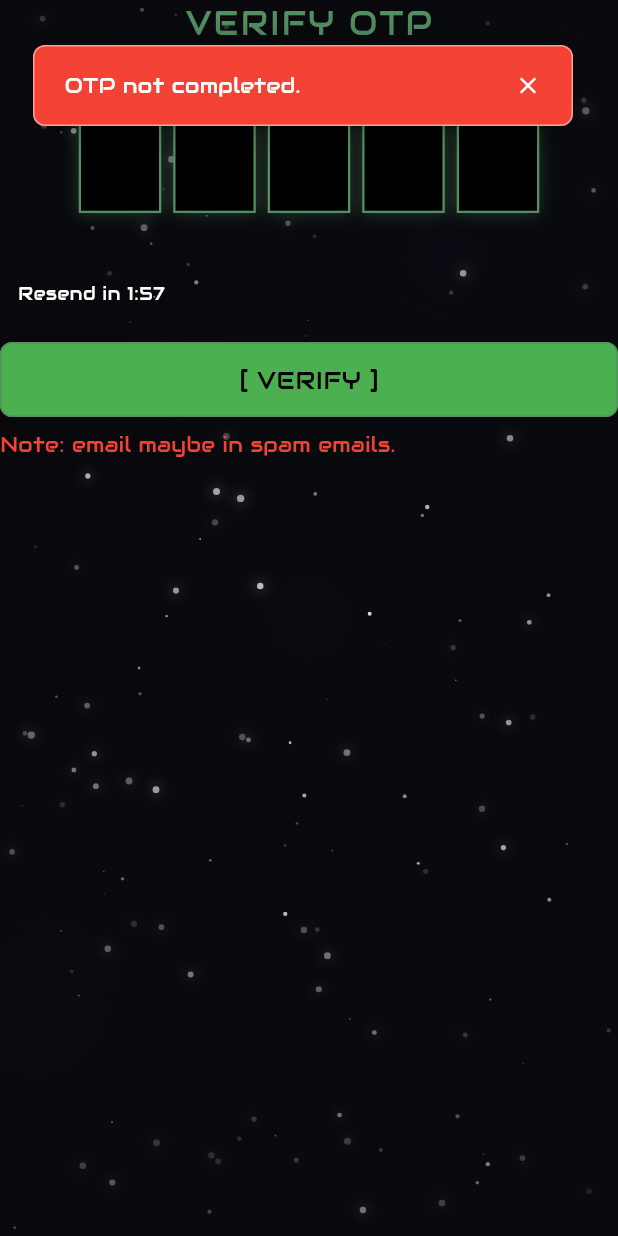
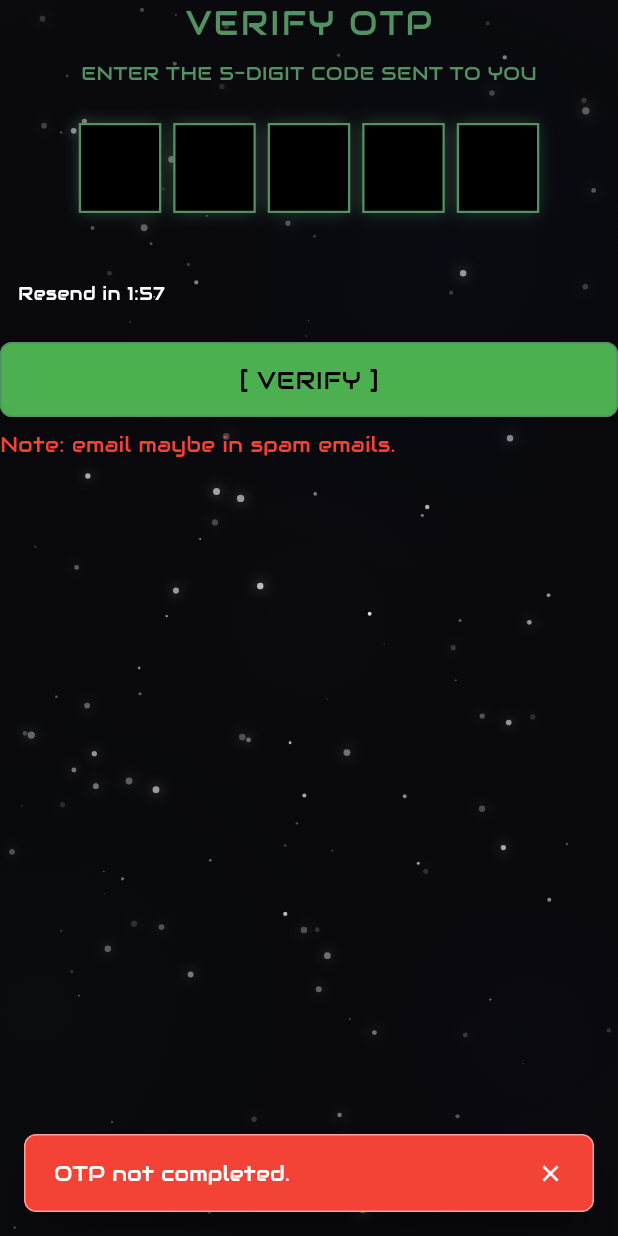
Before and after one commit to page-ui/Page.ui_Frontend-Part, a Flutter app: the EmailVerficationForm widget shown alone on an empty page, opened directly with empty values, after a tap on an icon or button, on a phone screen of 412 x 824 dp. Run offline on Flutter 3.47's test engine with Material 3 defaults, Android fonts, the phone set to English and light mode, and no system bars; our stand-ins replace animated_text_kit, bloc, connectivity_plus, dartz, dio, file_picker and 12 more; missing offline and left inert: dart:js_interop, dart:ui_web, pointer_interceptor; accounts and stored records are empty.

Commit message:
fix some problems

```diff
--- a/lib/config/routes/on_generate_routes.dart
+++ b/lib/config/routes/on_generate_routes.dart
@@ -1,4 +1,5 @@
-import 'package:page_ui/features/auth/data/model/user_tokens_model.dart';
+import 'package:flutter/widgets.dart';
+import 'package:go_router/go_router.dart';
 import 'package:page_ui/features/auth/domain/params/login_params.dart';
 import 'package:page_ui/features/auth/presentation/views/email_verfication_view.dart';
 import 'package:page_ui/features/auth/presentation/views/forget_pasword_view.dart';
@@ -9,8 +10,6 @@ import 'package:page_ui/features/chat/presentation/views/home_view.dart';
 import 'package:page_ui/features/intro_screens/presentation/views/developers_view.dart';
 import 'package:page_ui/features/intro_screens/presentation/views/landing_view.dart';
 import 'package:page_ui/features/intro_screens/presentation/views/splash_view.dart';
-import 'package:flutter/widgets.dart';
-import 'package:go_router/go_router.dart';
 
 sealed class AppRoutes {
   const AppRoutes();
@@ -42,9 +41,7 @@ sealed class AppRoutes {
             ).animate(
               CurvedAnimation(parent: animation, curve: Curves.easeOutCubic),
             );
-
         final fade = Tween<double>(begin: 0, end: 1).animate(animation);
-
         return FadeTransition(
           opacity: fade,
           child: SlideTransition(position: slide, child: child),
@@ -53,32 +50,8 @@ sealed class AppRoutes {
     );
   }
 
-  static const _protectedRoutes = {homePath, trainPath};
-  static const _authRoutes = {
-    loginPath,
-    registerPath,
-    forgetPasswordPath,
-    emailVerificationPath,
-    splashPath,
-    landingPath,
-  };
-
-  static Future<String?> _redirect(
-    BuildContext context,
-    GoRouterState state,
-  ) async {
-    final tokens = await returnTokensFromSecureDB();
-    final isLoggedIn = !tokens.isEmpty();
-    final location = state.matchedLocation;
-
-    if (isLoggedIn && _authRoutes.contains(location)) return homePath;
-    if (!isLoggedIn && _protectedRoutes.contains(location)) return loginPath;
-    return null;
-  }
-
   static final GoRouter router = GoRouter(
     initialLocation: landingPath,
-    redirect: _redirect,
     routes: <RouteBase>[
       GoRoute(
         path: landingPath,
--- a/lib/core/helpers/custom_show_snack_bar.dart
+++ b/lib/core/helpers/custom_show_snack_bar.dart
@@ -1,9 +1,11 @@
+import 'package:flutter/foundation.dart';
+import 'package:flutter/material.dart';
 import 'package:page_ui/config/themes/app_colors.dart';
 import 'package:page_ui/config/themes/app_text_style.dart';
 import 'package:page_ui/core/constants/borders.dart';
-import 'package:flutter/material.dart';
+import 'package:page_ui/core/enum/screen_type.dart';
 
-void showWebSnackBar({
+void showSnackBar({
   required BuildContext context,
   required String message,
   Duration duration = const Duration(seconds: 6),
@@ -11,6 +13,54 @@ void showWebSnackBar({
   Color textColor = AppColors.primaryColor,
   IconData? icon,
 }) {
+  final isMobileScreen = context.isMobile;
+  final platform = Theme.of(context).platform;
+  final isMobilePlatform =
+      platform == TargetPlatform.android || platform == TargetPlatform.iOS;
+
+  if (!kIsWeb || isMobileScreen || isMobilePlatform) {
+    final messenger = ScaffoldMessenger.maybeOf(context);
+    if (messenger == null) return;
+
+    messenger
+      ..hideCurrentSnackBar()
+      ..showSnackBar(
+        SnackBar(
+          content: Row(
+            children: [
+              if (icon != null) ...[
+                Icon(icon, color: textColor),
+                const SizedBox(width: 12),
+              ],
+              Expanded(
+                child: Text(
+                  message,
+                  style: AppTextStyles.bodyMedium?.copyWith(color: textColor),
+                ),
+              ),
+              const SizedBox(width: 8),
+              GestureDetector(
+                onTap: messenger.hideCurrentSnackBar,
+                child: Icon(Icons.close, size: 18, color: textColor),
+              ),
+            ],
+          ),
+          duration: duration,
+          backgroundColor: backgroundColor,
+          behavior: SnackBarBehavior.floating,
+          elevation: 12,
+          dismissDirection: DismissDirection.horizontal,
+          margin: const EdgeInsets.all(16),
+          padding: const EdgeInsets.symmetric(horizontal: 20, vertical: 16),
+          shape: RoundedRectangleBorder(
+            borderRadius: AppBorders.xxxxs,
+            side: BorderSide(color: textColor.withValues(alpha: 0.5)),
+          ),
+        ),
+      );
+    return;
+  }
+
   final overlay = Overlay.of(context);
   late OverlayEntry overlayEntry;
 
--- a/lib/features/auth/presentation/widgets/o_t_p_code_verfication_for_the_view.dart
+++ b/lib/features/auth/presentation/widgets/o_t_p_code_verfication_for_the_view.dart
@@ -1,3 +1,5 @@
+import 'package:flutter/material.dart';
+import 'package:flutter_bloc/flutter_bloc.dart';
 import 'package:page_ui/config/routes/on_generate_routes.dart';
 import 'package:page_ui/config/themes/app_colors.dart';
 import 'package:page_ui/config/themes/app_text_style.dart';
@@ -8,8 +10,6 @@ import 'package:page_ui/features/auth/domain/params/verify_reset_code_params.dar
 import 'package:page_ui/features/auth/presentation/controllers/email_verfication_cubit/email_verfication_cubit.dart';
 import 'package:page_ui/features/auth/presentation/widgets/resend_the_verfication_code_button.dart';
 import 'package:page_ui/features/auth/presentation/widgets/verify_o_t_p_widget.dart';
-import 'package:flutter/material.dart';
-import 'package:flutter_bloc/flutter_bloc.dart';
 
 class EmailVerficationForm extends StatefulWidget {
   const EmailVerficationForm({
@@ -60,14 +60,14 @@ class _EmailVerficationFormState extends State<EmailVerficationForm> {
             isLoading = false;
             widget.onChangeLoadingValue!(isLoading);
           });
-          showWebSnackBar(context: context, message: 'OTP Verified.');
+          showSnackBar(context: context, message: 'OTP Verified.');
           AppRoutes.pushTrainView(context);
         } else if (state is EmailVerificationFailure) {
           setState(() {
             isLoading = false;
             widget.onChangeLoadingValue!(isLoading);
           });
-          showWebSnackBar(
+          showSnackBar(
             context: context,
             message: state.message,
             backgroundColor: AppColors.red,
@@ -79,7 +79,7 @@ class _EmailVerficationFormState extends State<EmailVerficationForm> {
             widget.onChangeLoadingValue!(isLoading);
           });
         } else if (state is ResendTheCodeSuccess) {
-          showWebSnackBar(context: context, message: 'Check Your Email.');
+          showSnackBar(context: context, message: 'Check Your Email.');
           setState(() {
             isLoading = false;
             widget.onChangeLoadingValue!(isLoading);
@@ -115,7 +115,7 @@ class _EmailVerficationFormState extends State<EmailVerficationForm> {
               onPressed: () {
                 for (var controller in controllers) {
                   if (controller.text.isEmpty) {
-                    showWebSnackBar(
+                    showSnackBar(
                       context: context,
                       message: 'OTP not completed.',
                       backgroundColor: AppColors.red,
--- a/lib/features/chat/presentation/widgets/chat_panel/chat_input_builder.dart
+++ b/lib/features/chat/presentation/widgets/chat_panel/chat_input_builder.dart
@@ -1,3 +1,5 @@
+import 'package:flutter/material.dart';
+import 'package:flutter_bloc/flutter_bloc.dart';
 import 'package:page_ui/config/themes/app_colors.dart';
 import 'package:page_ui/core/helpers/custom_show_snack_bar.dart';
 import 'package:page_ui/core/helpers/setup_service_locator_getit.dart';
@@ -10,8 +12,6 @@ import 'package:page_ui/features/chat/presentation/controllers/pick_file_cubit/p
 import 'package:page_ui/features/chat/presentation/controllers/send_message_cubit/send_message_cubit.dart';
 import 'package:page_ui/features/chat/presentation/controllers/send_message_cubit/send_message_state.dart';
 import 'package:page_ui/features/chat/presentation/widgets/chat_panel/chat_input_bar.dart';
-import 'package:flutter/material.dart';
-import 'package:flutter_bloc/flutter_bloc.dart';
 
 class ChatInputBuilder extends StatefulWidget {
   const ChatInputBuilder({super.key, this.onSend});
@@ -58,7 +58,7 @@ class _ChatInputBuilderState extends State<ChatInputBuilder> {
           }
 
           if (state is SendMessageError) {
-            showWebSnackBar(
+            showSnackBar(
               context: context,
               message: state.message,
               backgroundColor: AppColors.red,
--- a/lib/features/chat/presentation/widgets/history_panel/on_delete_chat_room_function.dart
+++ b/lib/features/chat/presentation/widgets/history_panel/on_delete_chat_room_function.dart
@@ -1,3 +1,5 @@
+import 'package:flutter/material.dart';
+import 'package:flutter_bloc/flutter_bloc.dart';
 import 'package:page_ui/config/themes/app_colors.dart';
 import 'package:page_ui/core/constants/borders.dart';
 import 'package:page_ui/core/helpers/custom_show_snack_bar.dart';
@@ -5,8 +7,6 @@ import 'package:page_ui/features/chat/domain/entities/chat_entity.dart';
 import 'package:page_ui/features/chat/presentation/controllers/chat_history_cubit/chat_history_cubit.dart';
 import 'package:page_ui/features/chat/presentation/controllers/chat_home_cubit/chat_home_cubit.dart';
 import 'package:page_ui/features/chat/presentation/controllers/chat_messages_cubit/chat_messages_cubit.dart';
-import 'package:flutter/material.dart';
-import 'package:flutter_bloc/flutter_bloc.dart';
 
 Future<void> onDeleteChatRoom(BuildContext context, ChatEntity chat) async {
   final historyCubit = context.read<ChatHistoryCubit>();
@@ -71,7 +71,7 @@ Future<void> onDeleteChatRoom(BuildContext context, ChatEntity chat) async {
   if (!context.mounted) return;
 
   result.fold(
-    (failure) => showWebSnackBar(
+    (failure) => showSnackBar(
       context: context,
       message: failure.message,
       backgroundColor: AppColors.red,
--- a/lib/features/chat/presentation/widgets/history_panel/on_rename_chat_room_function.dart
+++ b/lib/features/chat/presentation/widgets/history_panel/on_rename_chat_room_function.dart
@@ -1,11 +1,11 @@
+import 'package:flutter/material.dart';
+import 'package:flutter_bloc/flutter_bloc.dart';
 import 'package:page_ui/config/themes/app_colors.dart';
 import 'package:page_ui/core/constants/borders.dart';
 import 'package:page_ui/core/helpers/custom_show_snack_bar.dart';
 import 'package:page_ui/features/chat/domain/entities/chat_entity.dart';
 import 'package:page_ui/features/chat/presentation/controllers/chat_history_cubit/chat_history_cubit.dart';
 import 'package:page_ui/features/chat/presentation/controllers/chat_home_cubit/chat_home_cubit.dart';
-import 'package:flutter/material.dart';
-import 'package:flutter_bloc/flutter_bloc.dart';
 
 Future<void> onRenameChatRoom(BuildContext context, ChatEntity chat) async {
   final historyCubit = context.read<ChatHistoryCubit>();
@@ -32,7 +32,7 @@ Future<void> onRenameChatRoom(BuildContext context, ChatEntity chat) async {
     result.fold(
       (failure) {
         didSubmit = false;
-        showWebSnackBar(
+        showSnackBar(
           context: dialogContext,
           message: failure.message,
           backgroundColor: AppColors.red,
--- a/lib/features/chat/presentation/widgets/home_view_body.dart
+++ b/lib/features/chat/presentation/widgets/home_view_body.dart
@@ -1,3 +1,5 @@
+import 'package:flutter/material.dart';
+import 'package:flutter_bloc/flutter_bloc.dart';
 import 'package:page_ui/config/themes/app_colors.dart';
 import 'package:page_ui/core/enum/screen_type.dart';
 import 'package:page_ui/core/helpers/custom_cli_loading_indicator.dart';
@@ -16,8 +18,6 @@ import 'package:page_ui/features/chat/presentation/widgets/custom_panel_for_mobi
 import 'package:page_ui/features/chat/presentation/widgets/history_panel/history_panel.dart';
 import 'package:page_ui/features/chat/presentation/widgets/home_appbar.dart';
 import 'package:page_ui/features/chat/presentation/widgets/ui_frame/u_i_frame.dart';
-import 'package:flutter/material.dart';
-import 'package:flutter_bloc/flutter_bloc.dart';
 
 class HomeViewBody extends StatefulWidget {
   const HomeViewBody({super.key});
@@ -145,7 +145,7 @@ class _HomeViewBodyState extends State<HomeViewBody> {
         },
         listener: (context, state) {
           if (state is ChatHomeError) {
-            showWebSnackBar(
+            showSnackBar(
               context: context,
               message: state.message,
               backgroundColor: AppColors.red,
--- a/lib/features/chat/presentation/widgets/settings_menu_button.dart
+++ b/lib/features/chat/presentation/widgets/settings_menu_button.dart
@@ -1,3 +1,5 @@
+import 'package:flutter/material.dart';
+import 'package:flutter_bloc/flutter_bloc.dart';
 import 'package:page_ui/config/routes/on_generate_routes.dart';
 import 'package:page_ui/config/themes/app_colors.dart';
 import 'package:page_ui/core/constants/borders.dart';
@@ -5,8 +7,6 @@ import 'package:page_ui/core/helpers/custom_show_snack_bar.dart';
 import 'package:page_ui/core/helpers/setup_service_locator_getit.dart';
 import 'package:page_ui/features/auth/data/repos/auth_repo_impl.dart';
 import 'package:page_ui/features/auth/presentation/controllers/settings_cubit/settings_cubit.dart';
-import 'package:flutter/material.dart';
-import 'package:flutter_bloc/flutter_bloc.dart';
 import 'package:pointer_interceptor/pointer_interceptor.dart';
 
 enum _SettingsAction { signOut, deleteAccount }
@@ -93,7 +93,7 @@ class _SettingsMenuButtonContent extends StatelessWidget {
         if (state is SettingsSuccess) {
           AppRoutes.pushLoginView(context);
         } else if (state is SettingsError) {
-          showWebSnackBar(context: context, message: state.message);
+          showSnackBar(context: context, message: state.message);
         }
       },
       child: SizedBox(
```
Also changed, not shown: lib/features/auth/presentation/widgets/OTP_code_verfication.dart (+5 -5 lines), lib/features/auth/presentation/widgets/forget_password_request.dart (+4 -4 lines), lib/features/auth/presentation/widgets/login_view_form.dart (+4 -4 lines), lib/features/auth/presentation/widgets/password_reset.dart (+5 -5 lines), lib/features/auth/presentation/widgets/register_form.dart (+5 -5 lines).
